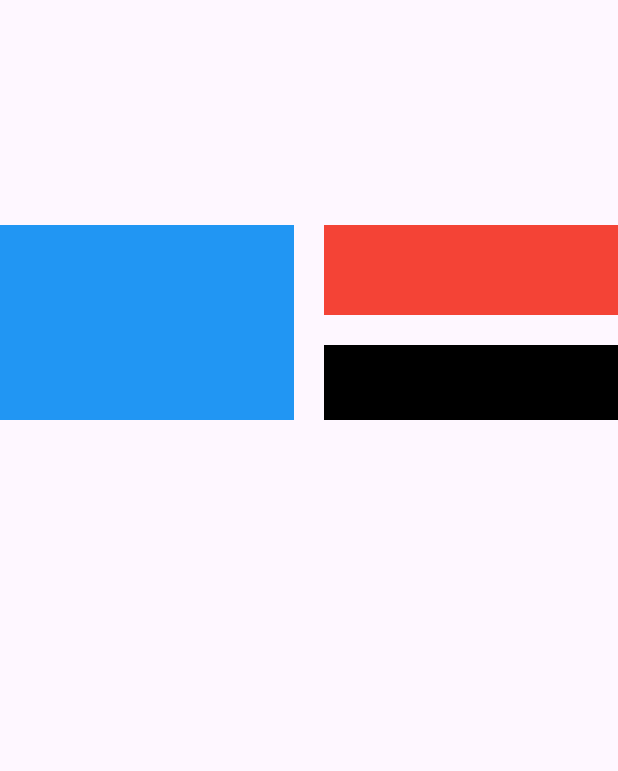
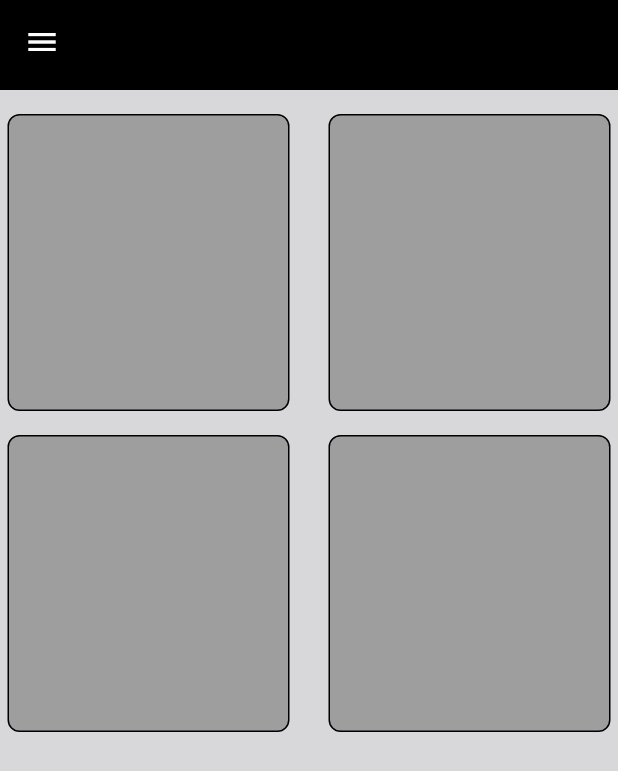
Before and after one commit to OmarGamalDev/responsive_and_adaptive_ui, a Flutter app: the screen it shows after launch, on a phone screen of 412 x 824 dp. Shown: the top 771 px of the screen. Run offline on Flutter 3.47's test engine with Material 3 defaults, Android fonts, the phone set to English and light mode, and no system bars.

Commit message:
Refactor adaptive UI components and implement AdaptiveView with CustomGridBuilder

```diff
--- /dev/null
+++ b/lib/Practice in Adaptive Ui/adaptive_view.dart
@@ -0,0 +1,34 @@
+import 'package:flutter/material.dart';
+import 'package:responsive_and_adaptive_ui/Practice%20in%20Adaptive%20Ui/widgets/adaptive_view_body.dart';
+
+class AdaptiveView extends StatelessWidget {
+  const AdaptiveView({super.key});
+
+  @override
+  Widget build(BuildContext context) {
+    return Scaffold(
+      backgroundColor: Color(0xffD8D8DB),
+      appBar: PreferredSize(
+        preferredSize: const Size.fromHeight(60),
+        child: const CustomAppBar(),
+      ),
+      // drawer: Drawer(),
+      body: AdaptiveViewBody(),
+    );
+  }
+}
+
+class CustomAppBar extends StatelessWidget {
+  const CustomAppBar({super.key});
+
+  @override
+  Widget build(BuildContext context) {
+    return AppBar(
+      backgroundColor: Colors.black,
+      leading: IconButton(
+        onPressed: () {},
+        icon: Icon(Icons.menu, color: Colors.white),
+      ),
+    );
+  }
+}
--- /dev/null
+++ b/lib/Practice in Adaptive Ui/widgets/adaptive_view_body.dart
@@ -0,0 +1,16 @@
+import 'package:flutter/material.dart';
+import 'package:responsive_and_adaptive_ui/Practice%20in%20Adaptive%20Ui/widgets/custom_grid_builder.dart';
+
+class AdaptiveViewBody extends StatelessWidget {
+  const AdaptiveViewBody({super.key});
+
+  @override
+  Widget build(BuildContext context) {
+    return CustomScrollView(
+      slivers: [
+        SliverToBoxAdapter(child: SizedBox(height: 16)),
+        CustomGridBuilder(),
+      ],
+    );
+  }
+}
--- /dev/null
+++ b/lib/Practice in Adaptive Ui/widgets/custom_grid_builder.dart
@@ -0,0 +1,21 @@
+import 'package:flutter/material.dart';
+import 'package:responsive_and_adaptive_ui/Practice%20in%20Adaptive%20Ui/widgets/custom_grid_item.dart';
+
+class CustomGridBuilder extends StatelessWidget {
+  const CustomGridBuilder({super.key});
+
+  @override
+  Widget build(BuildContext context) {
+    return SliverGrid.builder(
+      gridDelegate: SliverGridDelegateWithFixedCrossAxisCount(
+        crossAxisCount: 2,
+        mainAxisSpacing: 16,
+        crossAxisSpacing: 16,
+      ),
+      itemBuilder: (context, index) {
+        return GridItem();
+      },
+      itemCount: 4,
+    );
+  }
+}
--- /dev/null
+++ b/lib/Practice in Adaptive Ui/widgets/custom_grid_item.dart
@@ -0,0 +1,19 @@
+import 'package:flutter/material.dart';
+
+class GridItem extends StatelessWidget {
+  const GridItem({super.key});
+
+  @override
+  Widget build(BuildContext context) {
+    return Padding(
+      padding: const EdgeInsets.symmetric(horizontal: 5),
+      child: Container(
+        decoration: BoxDecoration(
+          color: Colors.grey,
+          borderRadius: BorderRadius.circular(8.0),
+          border: Border.all(color: Colors.black, width: 1.0),
+        ),
+      ),
+    );
+  }
+}
--- a/lib/main.dart
+++ b/lib/main.dart
@@ -1,5 +1,5 @@
 import 'package:flutter/material.dart';
-import 'package:responsive_and_adaptive_ui/widgets/intrinic_widget.dart';
+import 'package:responsive_and_adaptive_ui/Practice%20in%20Adaptive%20Ui/adaptive_view.dart';
 
 void main() {
   runApp(const MyApp());
@@ -10,6 +10,6 @@ class MyApp extends StatelessWidget {
 
   @override
   Widget build(BuildContext context) {
-    return MaterialApp(home: IntrinsicWidget());
+    return MaterialApp(debugShowCheckedModeBanner: false, home: AdaptiveView());
   }
 }
--- a/lib/widgets/intrinic_widget.dart
+++ b/lib/widgets/intrinic_widget.dart
@@ -16,24 +16,16 @@ class IntrinsicWidget extends StatelessWidget {
                   Expanded(
                     child: Container(
                       color: Colors.blue,
-                      child: Column(
-                        children: [
-                          SizedBox(height: 20),
-                          SizedBox(height: 20),
-                          SizedBox(height: 20),
-                          SizedBox(height: 20),
-                          SizedBox(height: 20),
-                        ],
-                      ),
+                      child: SizedBox(height: 200),
                     ),
                   ),
                   SizedBox(width: 20),
                   Expanded(
                     child: Column(
                       children: [
-                        Container(color: Colors.red, height: 60),
+                        Expanded(child: Container(color: Colors.red)),
                         SizedBox(height: 20),
-                        Container(color: Colors.black, height: 50),
+                        Expanded(child: Container(color: Colors.black)),
                       ],
                     ),
                   ),
--- a/lib/widgets/media_query_test.dart
+++ b/lib/widgets/media_query_test.dart
@@ -8,7 +8,7 @@ class MediaQueryTest extends StatelessWidget {
     var screenHeight = MediaQuery.of(context).size.height;
     var appBar = AppBar(title: const Text('MediaQuery Test'));
     var statusBarHeight = MediaQuery.of(context).padding.top;
-    var availableHeight = screenHeight - appBar.preferredSize.height - statusBarHeight;
+    var availableHeight = screenHeight - appBar.preferredSize.height- statusBarHeight;
     return Scaffold(
       appBar: appBar,
       body: Column(
```
